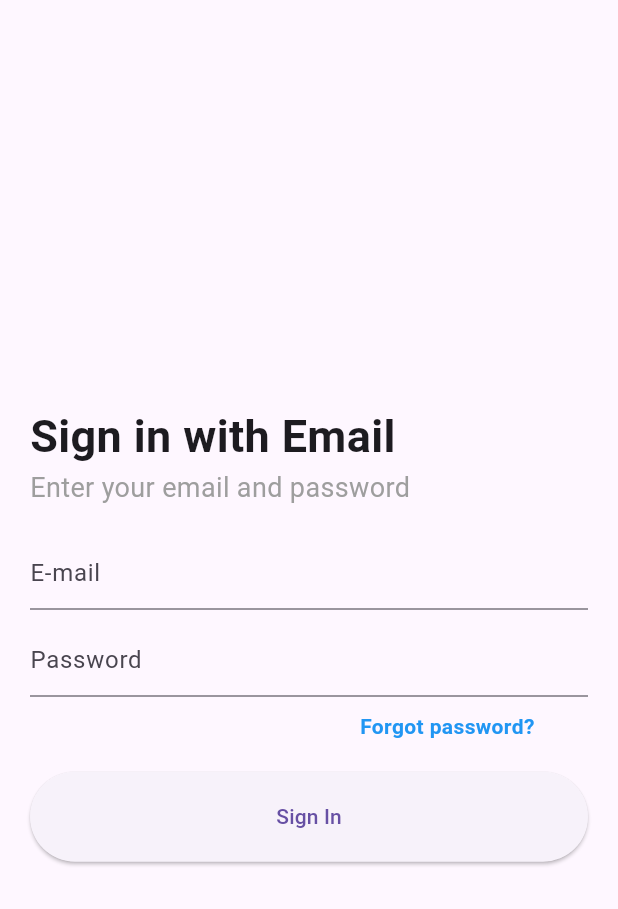
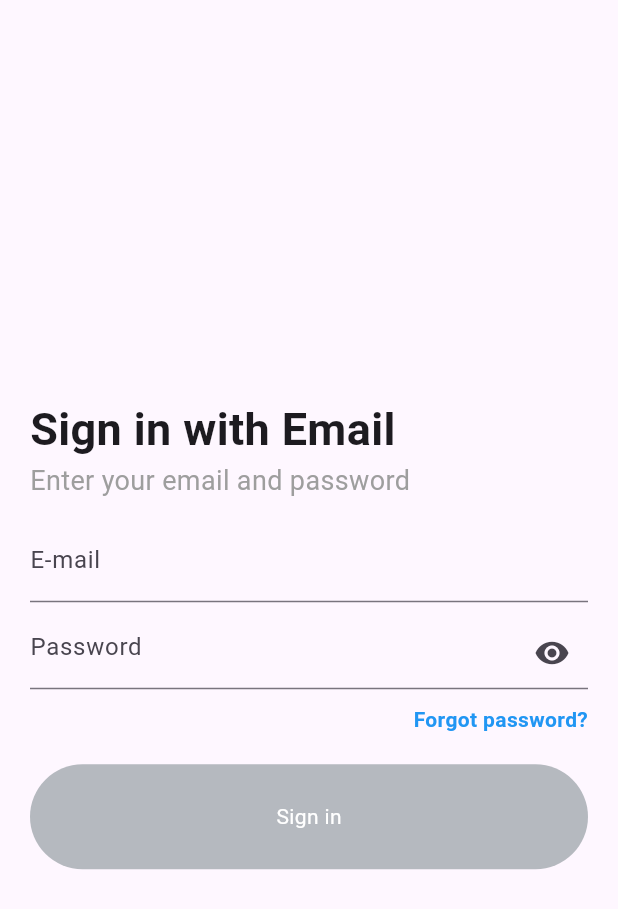
Before and after one commit to cemugurlu/todo-app-flutter, a Flutter app: the screen it shows after launch, after a tap on "Sign in with Email", on a phone screen of 412 x 824 dp. Shown: the top 909 px of the screen. Run offline on Flutter 3.47's test engine with Material 3 defaults, Android fonts, the phone set to English and light mode, and no system bars; our stand-ins replace get.

Commit message:
login screen is ready to deploy

```diff
--- a/lib/screens/login_screen.dart
+++ b/lib/screens/login_screen.dart
@@ -1,8 +1,9 @@
 import 'package:flutter/material.dart';
 import 'package:get/get.dart';
+import 'package:plantist/controllers/login_controller.dart';
 
 class LoginScreen extends StatelessWidget {
-  LoginScreen({super.key});
+  final LoginController loginController = Get.put(LoginController());
 
   @override
   Widget build(BuildContext context) {
@@ -23,37 +24,103 @@ class LoginScreen extends StatelessWidget {
               style: TextStyle(fontSize: 18, color: Colors.grey),
             ),
             const SizedBox(height: 20),
-            const TextField(
-              decoration: InputDecoration(hintText: 'E-mail'),
+            TextField(
+              decoration: InputDecoration(
+                hintText: 'E-mail',
+                suffixIcon: Obx(
+                  () {
+                    if (loginController.email.value.isNotEmpty) {
+                      //TODO: check the email
+                      return Padding(
+                        padding: const EdgeInsets.all(15.0),
+                        child: Container(
+                          decoration: const BoxDecoration(
+                            shape: BoxShape.circle,
+                            color: Color.fromRGBO(13, 22, 40, 1),
+                          ),
+                          child: const Icon(
+                            Icons.check,
+                            color: Colors.white,
+                            size: 18,
+                          ),
+                        ),
+                      );
+                    } else {
+                      return const SizedBox();
+                    }
+                  },
+                ),
+              ),
+              onChanged: (value) => loginController.email.value = value,
             ),
             const SizedBox(height: 10),
-            const TextField(
-              decoration: InputDecoration(hintText: 'Password'),
-              obscureText: true,
+            Obx(
+              () => TextField(
+                decoration: InputDecoration(
+                  hintText: 'Password',
+                  suffixIcon: GestureDetector(
+                    onTap: () {
+                      loginController.togglePasswordVisibility();
+                    },
+                    child: Icon(
+                      loginController.isObscure.value ? Icons.visibility : Icons.visibility_off,
+                    ),
+                  ),
+                ),
+                obscureText: loginController.isObscure.value,
+                onChanged: (value) => loginController.password.value = value,
+              ),
             ),
             const SizedBox(height: 10),
-            const Row(
+            Row(
               children: [
-                SizedBox(width: 220),
-                Text(
-                  'Forgot password?',
-                  style: TextStyle(
-                    fontSize: 14,
-                    fontWeight: FontWeight.bold,
-                    color: Colors.blue,
+                Expanded(
+                  child: Container(),
+                ),
+                GestureDetector(
+                  onTap: () {
+                    print('Forgot password?');
+                  },
+                  child: const Text(
+                    'Forgot password?',
+                    style: TextStyle(
+                      fontSize: 14,
+                      fontWeight: FontWeight.bold,
+                      color: Colors.blue,
+                    ),
                   ),
                 ),
               ],
             ),
             const SizedBox(height: 20),
-            SizedBox(
-              width: double.infinity,
-              height: 60,
-              child: ElevatedButton(
-                onPressed: () {},
-                child: const Text('Sign In'),
+            Obx(
+              () => SizedBox(
+                height: 70,
+                child: Ink(
+                  decoration: BoxDecoration(
+                    color: loginController.isButtonEnabled.value
+                        ? const Color.fromRGBO(13, 22, 40, 1)
+                        : const Color.fromRGBO(181, 185, 191, 1),
+                    borderRadius: BorderRadius.circular(40.0),
+                  ),
+                  child: InkWell(
+                    borderRadius: BorderRadius.circular(40.0),
+                    onTap: loginController.isButtonEnabled.value
+                        ? () {
+                            //TODO: sign in action
+                          }
+                        : null,
+                    splashColor: Colors.blue,
+                    child: const Center(
+                      child: Text(
+                        "Sign in",
+                        style: TextStyle(color: Colors.white),
+                      ),
+                    ),
+                  ),
+                ),
               ),
-            )
+            ),
           ],
         ),
       ),
```
